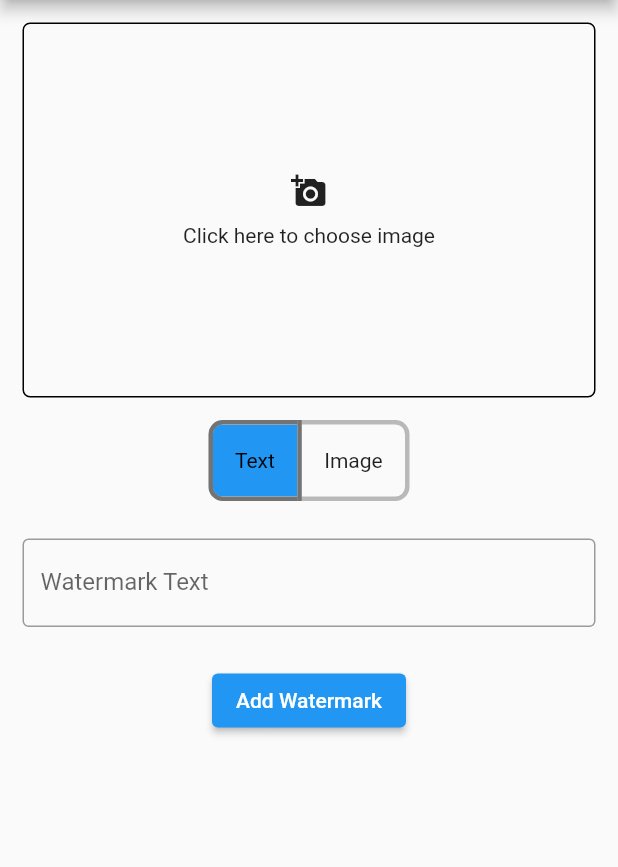
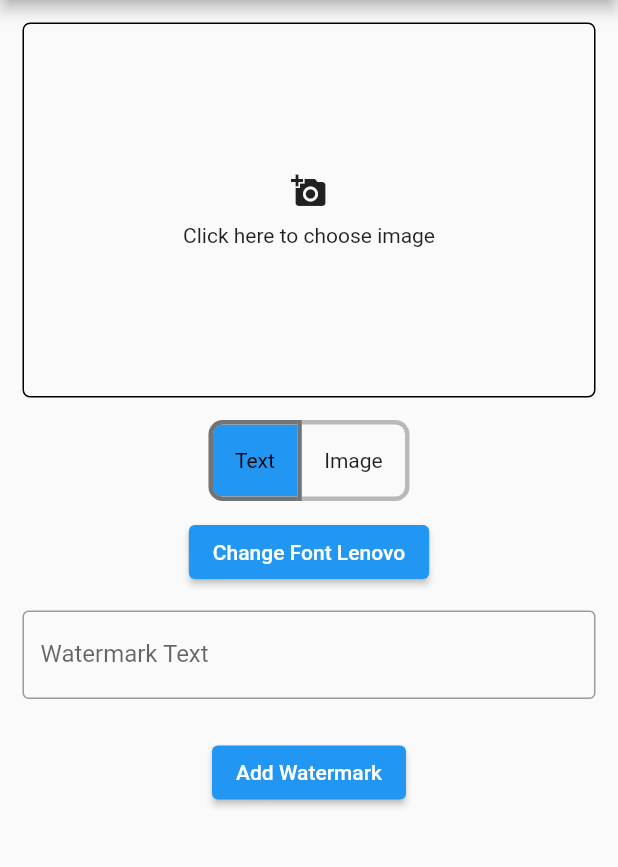
Before and after one commit to saurabh-m-w/image_watermark, a Flutter app: the screen it shows after launch, on a phone screen of 412 x 824 dp, the part 84-951 px from its top. Run offline on Flutter 3.47's test engine with Material 2 defaults, Android fonts, the phone set to English and light mode, and no system bars; our stand-ins replace image_picker.

Commit message:
Upgrade example (change fonts)

```diff
--- a/example/lib/main.dart
+++ b/example/lib/main.dart
@@ -1,6 +1,5 @@
-import 'dart:typed_data';
-
 import 'package:flutter/material.dart';
+import 'package:flutter/services.dart';
 import 'package:image_picker/image_picker.dart';
 import 'package:image_watermark/image_watermark.dart';
 
@@ -9,7 +8,7 @@ void main() {
 }
 
 class MyApp extends StatelessWidget {
-  const MyApp({Key? key}) : super(key: key);
+  const MyApp({super.key});
 
   @override
   Widget build(BuildContext context) {
@@ -24,7 +23,7 @@ class MyApp extends StatelessWidget {
 }
 
 class HomeScreen extends StatefulWidget {
-  const HomeScreen({Key? key}) : super(key: key);
+  const HomeScreen({super.key});
 
   @override
   HomeScreenState createState() => HomeScreenState();
@@ -38,6 +37,8 @@ class HomeScreenState extends State<HomeScreen> {
   Uint8List? watermarkedImgBytes;
   bool isLoading = false;
   String watermarkText = "", imgname = "image not selected";
+  bool isLenovoFont = false;
+  Uint8List? file;
   List<bool> textOrImage = [true, false];
 
   pickImage() async {
@@ -61,6 +62,18 @@ class HomeScreenState extends State<HomeScreen> {
       imgname = image.name;
       var t = await image.readAsBytes();
       imgBytes2 = Uint8List.fromList(t);
+    }
+    setState(() {});
+  }
+
+  changeFont() async {
+    isLenovoFont = !isLenovoFont;
+    if (isLenovoFont) {
+      // Read file.zip from assets/fonts
+      final assetFont = await rootBundle.load('assets/fonts/file.zip');
+      file = assetFont.buffer.asUint8List(assetFont.offsetInBytes, assetFont.lengthInBytes);
+    } else {
+      file = null;
     }
     setState(() {});
   }
@@ -89,9 +102,9 @@ class HomeScreenState extends State<HomeScreen> {
                       width: 600,
                       height: 250,
                       child: _image == null
-                          ? Column(
+                          ? const Column(
                               mainAxisAlignment: MainAxisAlignment.center,
-                              children: const [
+                              children: [
                                 Icon(Icons.add_a_photo),
                                 SizedBox(
                                   height: 10,
@@ -135,7 +148,14 @@ class HomeScreenState extends State<HomeScreen> {
                   height: 10,
                 ),
                 textOrImage[0]
-                    ? Padding(
+                    ? Column(
+                        children: [
+                          ElevatedButton(
+                            onPressed: () async => await changeFont(),
+                            child: Text(
+                                'Change Font ${isLenovoFont ? 'Arial' : 'Lenovo'}'),
+                          ),
+                          Padding(
                             padding: const EdgeInsets.all(15),
                             child: SizedBox(
                               width: 600,
@@ -150,6 +170,8 @@ class HomeScreenState extends State<HomeScreen> {
                                 ),
                               ),
                             ),
+                          ),
+                        ],
                       )
                     : Row(
                         children: [
@@ -173,6 +195,11 @@ class HomeScreenState extends State<HomeScreen> {
                         ///image bytes
                         imgBytes: imgBytes!,
 
+                        /// Change font
+                        font: isLenovoFont
+                            ? ImageFont.readOtherFontZip(file!)
+                            : null,
+
                         ///watermark text
                         watermarkText: watermarkText,
                         dstX: 20,
@@ -186,8 +213,8 @@ class HomeScreenState extends State<HomeScreen> {
                               //image bytes
                               originalImageBytes: imgBytes!,
                               waterkmarkImageBytes: imgBytes2!,
-                              imgHeight: 200,
-                              imgWidth: 200,
+                              imgHeight: 250,
+                              imgWidth: 250,
                               dstY: 400,
                               dstX: 400);
                     }
```
Lines whose indentation alone changed are shown as unchanged.
